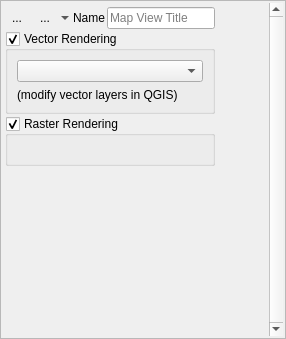
Old version of the form timeseriesviewer/ui/mapviewdefinition.ui in the repository jakimowb/eo-time-series-viewer.
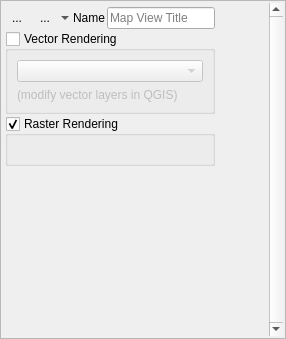
New version of the form. Icons and pictures are not drawn. Custom widgets are drawn as their Qt base class.

What changed in the file:
```diff
--- a/timeseriesviewer/ui/mapviewdefinition.ui
+++ b/timeseriesviewer/ui/mapviewdefinition.ui
@@ -227,6 +227,9 @@
          <property name="checkable">
           <bool>true</bool>
          </property>
+         <property name="checked">
+          <bool>false</bool>
+         </property>
          <layout class="QVBoxLayout" name="verticalLayout_2">
           <property name="sizeConstraint">
            <enum>QLayout::SetMinAndMaxSize</enum>
@@ -234,7 +237,7 @@
           <item>
            <widget class="QgsMapLayerComboBox" name="cbQgsVectorLayer">
             <property name="enabled">
-             <bool>true</bool>
+             <bool>false</bool>
             </property>
             <property name="sizePolicy">
              <sizepolicy hsizetype="Preferred" vsizetype="Preferred">
```
Left out of the diff: 9 changed lines with no effect on the pictures.
